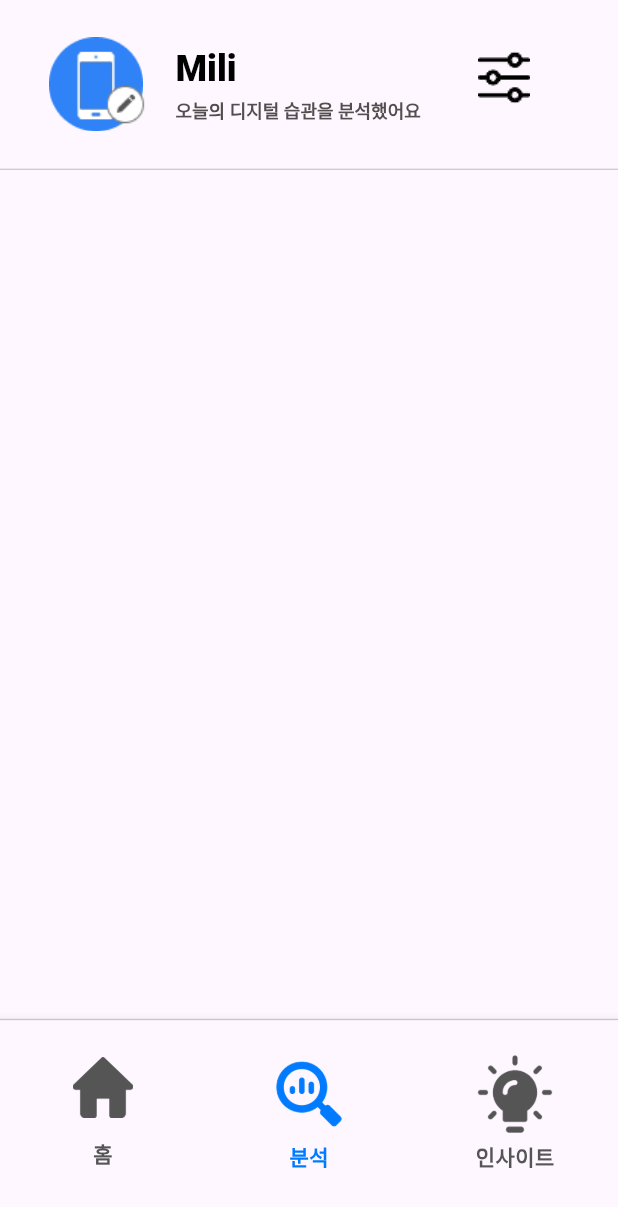
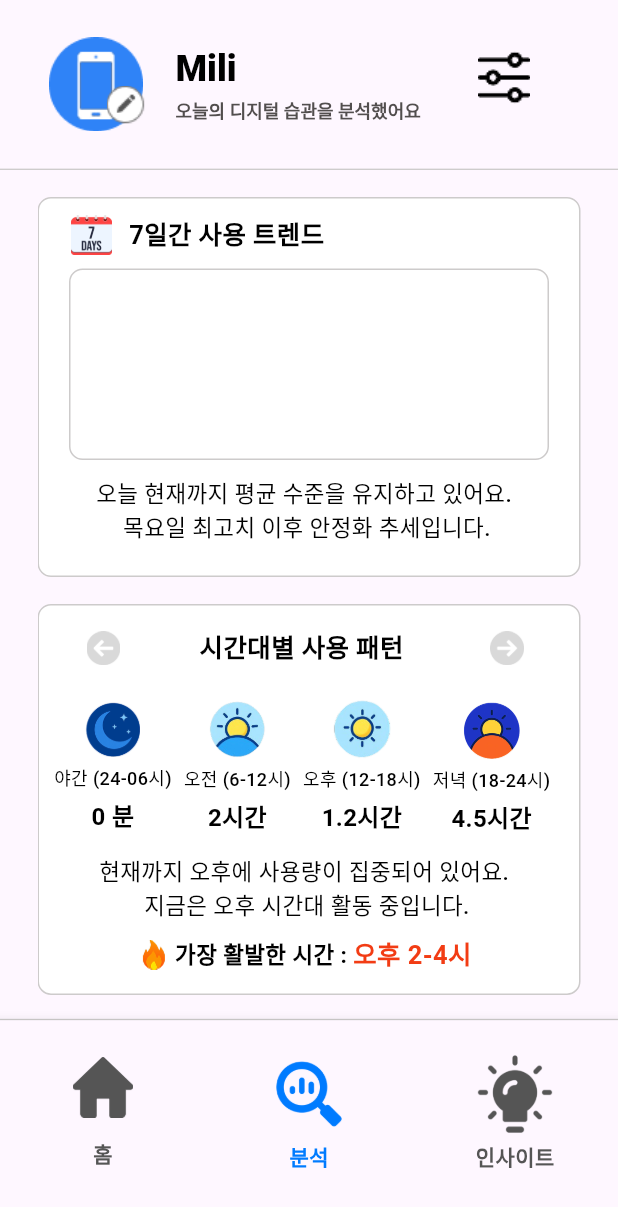
Before and after one commit to mili-second/Frontend, a Flutter app: the screen it shows after launch, item 2 of the bottom bar chosen, on a phone screen of 412 x 824 dp. Shown: the top 1207 px of the screen. Run offline on Flutter 3.47's test engine with Material 3 defaults, Android fonts, the phone set to English and light mode, and no system bars; our stand-ins replace device_info_plus, fl_chart, flutter_screenutil.

Commit message:
analyze 작업

```diff
--- a/mili_second/lib/analyze/view/analyze_view.dart
+++ b/mili_second/lib/analyze/view/analyze_view.dart
@@ -1,4 +1,9 @@
 import 'package:flutter/material.dart';
+import 'package:flutter_screenutil/flutter_screenutil.dart';
+import '/analyze/view/seven_days_usage_trends.dart';
+import '/analyze/view/usage_patterns_by_time_of_day.dart';
+import '/analyze/view/top3_app_usage_trends.dart';
+import '/analyze/view/screentime_category_distribution.dart';
 
 class AnalyzeView extends StatefulWidget {
   const AnalyzeView({super.key});
@@ -8,8 +13,62 @@ class AnalyzeView extends StatefulWidget {
 }
 
 class _AnalyzeViewState extends State<AnalyzeView> {
+  // 7일간 사용 트렌트 데이터
+  final String _7daysUsingSummary =
+      '오늘 현재까지 평균 수준을 유지하고 있어요. 목요일 최고치 이후 안정화 추세입니다.';
+
+  // Top3 앱 사용 트렌드 데이터
+  // usagePattern은 오늘, 오늘 - 1, 오늘 - 2로 3개의 리스트로 넘겨주며, 분 단위(Date)로 넘겨줌
+  List<List<int>> _timeOfDayPatternDatas = [
+    [80, 150, 200, 45],
+    [0, 210, 30, 75],
+    [100, 70, 75, 35],
+  ];
+  final String _timeOfDayPatternSummary =
+      '현재까지 오후에 사용량이 집중되어 있어요. 지금은 오후 시간대 활동 중입니다.';
+  final String _timeOfDayPatternPeakTime = '오후 2-4시';
+
+  // Top3 앱 사용 트렌드 데이터
+  final String _top3AppSummary =
+      '현재 게임과 SNS가 주를 이루고 있어요. 오후부터 엔터테인먼트 앱 집중 사용 패턴입니다.';
+
+  // 스크린타임 카테고리 분포 데이터
+  final String _categoryDistributionSummary =
+      '현재까지 스크린 타임에서 게임이 45%로 가장 높은 비중을 차지하고 있어요.';
+
   @override
   Widget build(BuildContext context) {
-    return Container();
+    return SingleChildScrollView(
+      child: Column(
+        children: [
+          SizedBox(height: 20.h),
+          // 7일간 사용 트렌트
+          SevenDaysUsageTrends(sevendaysUsingSummary: _7daysUsingSummary),
+
+          SizedBox(height: 20.h),
+
+          // 시간대별 사용 패턴
+          UsagePatternsByTimeOfDay(
+            timeOfDayPatternSummary: _timeOfDayPatternSummary,
+            datas: _timeOfDayPatternDatas,
+            timeOfDayPatternPeakTime: _timeOfDayPatternPeakTime,
+          ),
+
+          SizedBox(height: 20.h),
+
+          // Top3 앱 사용 트렌드
+          Top3AppUsageTrends(top3AppSummary: _top3AppSummary),
+
+          SizedBox(height: 20.h),
+
+          // 스크린타임 카테고리 분포
+          ScreentimeCategoryDistribution(
+            categoryDistributionSummary: _categoryDistributionSummary,
+          ),
+
+          SizedBox(height: 30.h),
+        ],
+      ),
+    );
   }
 }
--- /dev/null
+++ b/mili_second/lib/analyze/view/seven_days_usage_trends.dart
@@ -0,0 +1,122 @@
+import 'package:flutter/material.dart';
+import 'package:flutter_screenutil/flutter_screenutil.dart';
+import 'package:fl_chart/fl_chart.dart';
+
+class SevenDaysUsageTrends extends StatefulWidget {
+  final String sevendaysUsingSummary;
+  const SevenDaysUsageTrends({super.key, required this.sevendaysUsingSummary});
+
+  @override
+  State<SevenDaysUsageTrends> createState() => _SevenDaysUsageTrendsState();
+}
+
+class _SevenDaysUsageTrendsState extends State<SevenDaysUsageTrends> {
+  @override
+  Widget build(BuildContext context) {
+    return Container(
+      width: 362.w,
+      height: 282.h,
+      decoration: BoxDecoration(
+        color: Color(0xFFFFFFFF),
+        borderRadius: BorderRadius.circular(10.r),
+        border: Border.all(color: Color(0xFFCDCBCB), width: 1.w),
+      ),
+      child: Padding(
+        padding: EdgeInsets.only(top: 12.h, left: 20.w),
+        child: Column(
+          children: [
+            Row(
+              children: [
+                Image.asset(
+                  'assets/icons/7daysUsingIcon.png',
+                  width: 30.w,
+                  height: 30.h,
+                ),
+                SizedBox(width: 10.w),
+                Text(
+                  '7일간 사용 트렌드',
+                  style: TextStyle(
+                    color: Color(0xFF000000),
+                    fontSize: 17.sp,
+                    fontWeight: FontWeight.w700,
+                  ),
+                ),
+              ],
+            ),
+            SizedBox(height: 10.h),
+            Row(
+              children: [
+                // 그래프
+                Container(
+                  width: 320.w,
+                  height: 142.h,
+                  decoration: BoxDecoration(
+                    color: Color(0xFFFFFFFF),
+                    borderRadius: BorderRadius.circular(10.r),
+                    border: Border.all(color: Color(0xFFCDCBCB), width: 1.w),
+                  ),
+                  // child: LineChart(
+                  //   LineChartData(
+                  //     lineBarsData: [
+                  //       LineChartBarData(
+                  //         spots: [
+                  //           FlSpot(0, 2), // 월
+                  //           FlSpot(1, 8), // 화
+                  //           FlSpot(2, 14), // 수
+                  //           FlSpot(3, 20), // 목
+                  //           FlSpot(4, 23), // 금
+                  //           FlSpot(5, 6), // 토
+                  //         ],
+                  //         isCurved: false,
+                  //         dotData: FlDotData(show: true),
+                  //       ),
+                  //     ],
+                  //     titlesData: FlTitlesData(
+                  //       bottomTitles: AxisTitles(
+                  //         sideTitles: SideTitles(
+                  //           showTitles: true,
+                  //           getTitlesWidget: (value, meta) {
+                  //             const days = ['월', '화', '수', '목', '금', '토'];
+                  //             return Text(days[value.toInt()]);
+                  //           },
+                  //         ),
+                  //       ),
+                  //       leftTitles: AxisTitles(
+                  //         sideTitles: SideTitles(
+                  //           showTitles: true,
+                  //           interval: 6, // 6시간 간격
+                  //           getTitlesWidget: (value, meta) {
+                  //             return Text('${value.toInt()}h');
+                  //           },
+                  //         ),
+                  //       ),
+                  //     ),
+                  //     minY: 0,
+                  //     maxY: 24,
+                  //   ),
+                  // ),
+                ),
+              ],
+            ),
+            SizedBox(height: 12.h),
+            Row(
+              mainAxisAlignment: MainAxisAlignment.start,
+              children: [
+                SizedBox(width: 18.w),
+                Text(
+                  textAlign: TextAlign.center,
+                  widget.sevendaysUsingSummary.replaceAll('.', '.\n'),
+                  style: TextStyle(
+                    color: Color(0xFF000000),
+                    fontSize: 15.sp,
+                    fontWeight: FontWeight.w500,
+                  ),
+                ),
+              ],
+            ),
+          ],
+        ),
+      ),
+    );
+  }
+}
--- /dev/null
+++ b/mili_second/lib/analyze/view/usage_patterns_by_time_of_day.dart
@@ -0,0 +1,265 @@
+import 'package:flutter/material.dart';
+import 'package:flutter_screenutil/flutter_screenutil.dart';
+
+class UsagePatternsByTimeOfDay extends StatefulWidget {
+  final String timeOfDayPatternSummary;
+  final List<List<int>> datas;
+  final String timeOfDayPatternPeakTime;
+
+  const UsagePatternsByTimeOfDay({
+    super.key,
+    required this.timeOfDayPatternSummary,
+    required this.timeOfDayPatternPeakTime,
+    required this.datas,
+  });
+
+  @override
+  State<UsagePatternsByTimeOfDay> createState() =>
+      _UsagePatternsByTimeOfDayState();
+}
+
+class _UsagePatternsByTimeOfDayState extends State<UsagePatternsByTimeOfDay> {
+  // 60 이상일 때, 시간 단위로 바꾸기 + String 타입의 ' 분' , ' 시간' 추가하기
+  String formatMinutes(int minutes) {
+    if (minutes < 60) {
+      return '${minutes} 분';
+    } else {
+      double hours = minutes / 60;
+      if (hours == hours.roundToDouble()) {
+        return "${hours.toInt()}시간"; // 정수면 소수점 제거
+      }
+      return "${hours.toStringAsFixed(1)}시간";
+    }
+  }
+
+  @override
+  Widget build(BuildContext context) {
+    return Container(
+      width: 362.w,
+      height: 290.h,
+      decoration: BoxDecoration(
+        color: Color(0xFFFFFFFF),
+        borderRadius: BorderRadius.circular(10.r),
+        border: Border.all(color: Color(0xFFCDCBCB), width: 1.w),
+      ),
+      child: Padding(
+        padding: EdgeInsets.only(top: 5.h, bottom: 5.h, left: 10.w, right: 5.w),
+        child: Column(
+          children: [
+            SizedBox(
+              width: 355.w,
+              child: Row(
+                mainAxisAlignment: MainAxisAlignment.center,
+                children: [
+                  // back으로 넘길게 있으면 해당 버튼 아이콘이 보이게, 없으면 SizedBox로 빈칸
+                  IconButton(
+                    onPressed: () {},
+                    icon: Image.asset(
+                      'assets/icons/arrow_back_gray.png',
+                      width: 25.w,
+                      height: 25.h,
+                    ),
+                  ),
+                  SizedBox(width: 40.w),
+                  Text(
+                    '시간대별 사용 패턴',
+                    style: TextStyle(
+                      color: Color(0xFF000000),
+                      fontSize: 17.sp,
+                      fontWeight: FontWeight.w700,
+                    ),
+                  ),
+                  SizedBox(width: 45.w),
+                  // front로 넘길게 있으면 해당 버튼 아이콘이 보이게, 없으면 SizedBox로 빈칸
+                  IconButton(
+                    onPressed: () {},
+                    icon: Image.asset(
+                      'assets/icons/arrow_front_gray.png',
+                      width: 25.w,
+                      height: 25.h,
+                    ),
+                  ),
+                  SizedBox(width: 10.w),
+                ],
+              ),
+            ),
+            SizedBox(height: 10.w),
+            SizedBox(
+              width: 355.w,
+              height: 110.h,
+              child: Row(
+                children: [
+                  Column(
+                    mainAxisAlignment: MainAxisAlignment.start,
+                    children: [
+                      SizedBox(height: 2.h),
+                      Image.asset(
+                        'assets/icons/night.png',
+                        width: 40.w,
+                        height: 41.h,
+                      ),
+                      SizedBox(height: 5.h),
+                      Text(
+                        '야간 (24-06시)',
+                        style: TextStyle(
+                          color: Color(0xFF000000),
+                          fontSize: 12.sp,
+                          fontWeight: FontWeight.w500,
+                        ),
+                      ),
+                      SizedBox(height: 5.h),
+                      Text(
+                        '0 분',
+                        style: TextStyle(
+                          color: Color(0xFF000000),
+                          fontSize: 16.sp,
+                          fontWeight: FontWeight.w700,
+                        ),
+                      ),
+                    ],
+                  ),
+                  SizedBox(width: 8.w),
+                  Column(
+                    mainAxisAlignment: MainAxisAlignment.start,
+                    children: [
+                      Image.asset(
+                        'assets/icons/morning.png',
+                        width: 44.w,
+                        height: 44.h,
+                      ),
+                      SizedBox(height: 5.h),
+                      Text(
+                        '오전 (6-12시)',
+                        style: TextStyle(
+                          color: Color(0xFF000000),
+                          fontSize: 12.sp,
+                          fontWeight: FontWeight.w500,
+                        ),
+                      ),
+                      SizedBox(height: 5.h),
+                      Text(
+                        '2시간',
+                        style: TextStyle(
+                          color: Color(0xFF000000),
+                          fontSize: 16.sp,
+                          fontWeight: FontWeight.w700,
+                        ),
+                      ),
+                    ],
+                  ),
+                  SizedBox(width: 8.w),
+                  Column(
+                    children: [
+                      Image.asset(
+                        'assets/icons/lunch.png',
+                        width: 44.w,
+                        height: 44.h,
+                      ),
+                      SizedBox(height: 5.h),
+                      Text(
+                        '오후 (12-18시)',
+                        style: TextStyle(
+                          color: Color(0xFF000000),
+                          fontSize: 12.sp,
+                          fontWeight: FontWeight.w500,
+                        ),
+                      ),
+                      SizedBox(height: 5.h),
+                      Text(
+                        '1.2시간',
+                        style: TextStyle(
+                          color: Color(0xFF000000),
+                          fontSize: 16.sp,
+                          fontWeight: FontWeight.w700,
+                        ),
+                      ),
+                    ],
+                  ),
+                  SizedBox(width: 8.w),
+                  Column(
+                    children: [
+                      SizedBox(height: 1.5.h),
+                      Image.asset(
+                        'assets/icons/evening.png',
+                        width: 42.w,
+                        height: 43.h,
+                      ),
+                      SizedBox(height: 5.h),
+                      Text(
+                        '저녁 (18-24시)',
+                        style: TextStyle(
+                          color: Color(0xFF000000),
+                          fontSize: 12.sp,
+                          fontWeight: FontWeight.w500,
+                        ),
+                      ),
+                      SizedBox(height: 5.h),
+                      Text(
+                        '4.5시간',
+                        style: TextStyle(
+                          color: Color(0xFF000000),
+                          fontSize: 16.sp,
+                          fontWeight: FontWeight.w700,
+                        ),
+                      ),
+                    ],
+                  ),
+                ],
+              ),
+            ),
+            SizedBox(height: 5.h),
+            SizedBox(
+              height: 50.h,
+              child: Row(
+                mainAxisAlignment: MainAxisAlignment.start,
+                children: [
+                  SizedBox(width: 30.w),
+                  Text(
+                    textAlign: TextAlign.center,
+                    widget.timeOfDayPatternSummary.replaceAll('.', '.\n'),
+                    style: TextStyle(
+                      color: Color(0xFF000000),
+                      fontSize: 15.sp,
+                      fontWeight: FontWeight.w500,
+                    ),
+                  ),
+                ],
+              ),
+            ),
+
+            SizedBox(height: 10.h),
+            SizedBox(
+              child: Row(
+                mainAxisAlignment: MainAxisAlignment.center,
+                children: [
+                  Image.asset(
+                    'assets/icons/top3MainIcon.png',
+                    width: 20.w,
+                    height: 20.w,
+                  ),
+                  Text(
+                    ' 가장 활발한 시간 : ',
+                    style: TextStyle(
+                      color: Color(0xFF000000),
+                      fontSize: 15.sp,
+                      fontWeight: FontWeight.w700,
+                    ),
+                  ),
+                  Text(
+                    widget.timeOfDayPatternPeakTime,
+                    style: TextStyle(
+                      color: Color(0xFFF23C14),
+                      fontSize: 17.sp,
+                      fontWeight: FontWeight.w700,
+                    ),
+                  ),
+                  SizedBox(width: 10.w),
+                ],
+              ),
+            ),
+          ],
+        ),
+      ),
+    );
+  }
+}
--- a/mili_second/pubspec.yaml
+++ b/mili_second/pubspec.yaml
@@ -33,6 +33,7 @@ dependencies:
   flutter_screenutil: ^5.9.0
   cupertino_icons: ^1.0.8
   device_info_plus: ^12.1.0
+  fl_chart: ^1.1.1
 
 dev_dependencies:
   flutter_test:
```
Also changed, not shown: mili_second/lib/analyze/view/screentime_category_distribution.dart (added, +72 -0 lines), mili_second/lib/analyze/view/top3_app_usage_trends.dart (added, +93 -0 lines), mili_second/assets/icons/arrow_back.png (added), mili_second/assets/icons/arrow_back_gray.png (added), mili_second/assets/icons/arrow_front.png (added), mili_second/assets/icons/arrow_front_gray.png (added), mili_second/pubspec.lock.
